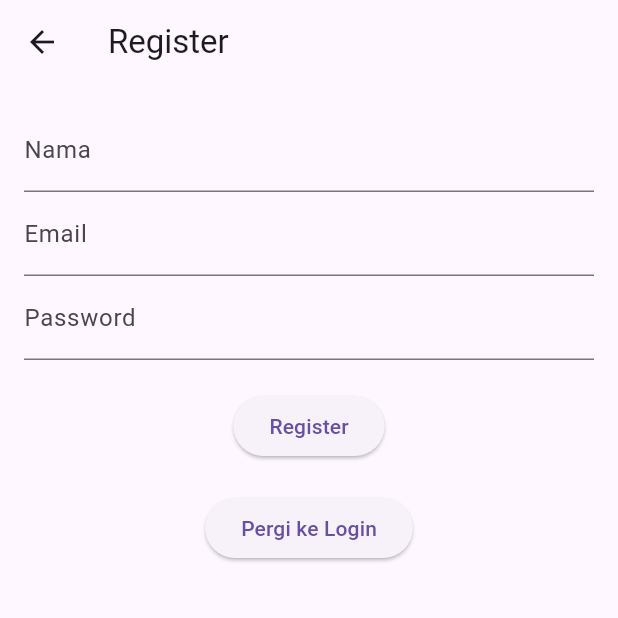
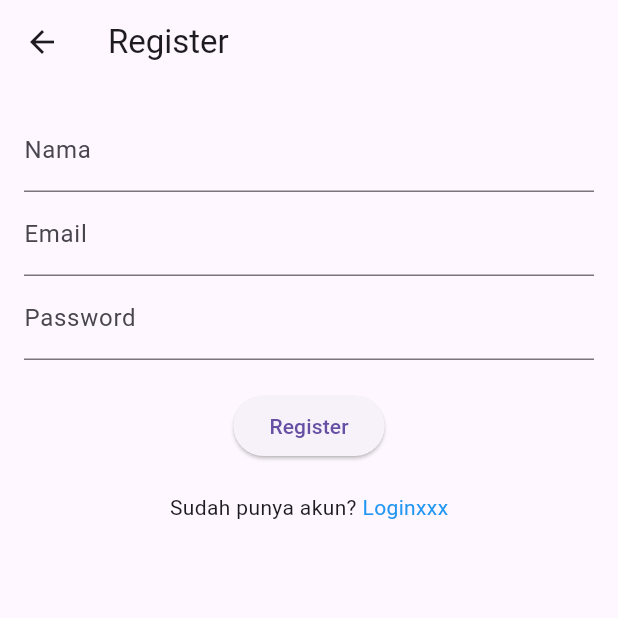
Before and after one commit to yuzuteaaa/mini_app_recipe_getX_pattern, a Flutter app: the RegisterView screen opened by its route, on a phone screen of 412 x 824 dp, the top half of it. Run offline on Flutter 3.47's test engine with Material 3 defaults, Android fonts, the phone set to English and light mode, and no system bars; our stand-ins replace get, shared_preferences; accounts and stored records are empty.

Commit message:
change button auth to text

```diff
--- a/lib/app/modules/auth/views/register_view.dart
+++ b/lib/app/modules/auth/views/register_view.dart
@@ -28,9 +28,20 @@ class RegisterView extends GetView<AuthController> {
                   : const Text('Register')),
             ),
             const SizedBox(height: 20),
-            ElevatedButton(onPressed: () {
-              Get.offAllNamed('/login');
-            }, child: Text("Pergi ke Login"))
+            Row(
+              mainAxisAlignment: MainAxisAlignment.center,
+              children: [
+                Text("Sudah punya akun? "),
+                InkWell(
+                    onTap: () {
+                      Get.offAllNamed('/login');
+                    },
+                    child: Text(
+                      "Loginxxx",
+                      style: TextStyle(color: Colors.blue),
+                    ))
+              ],
+            )
           ],
         ),
       ),
```
Also changed, not shown: lib/app/modules/auth/views/login_view.dart (+13 -2 lines).
